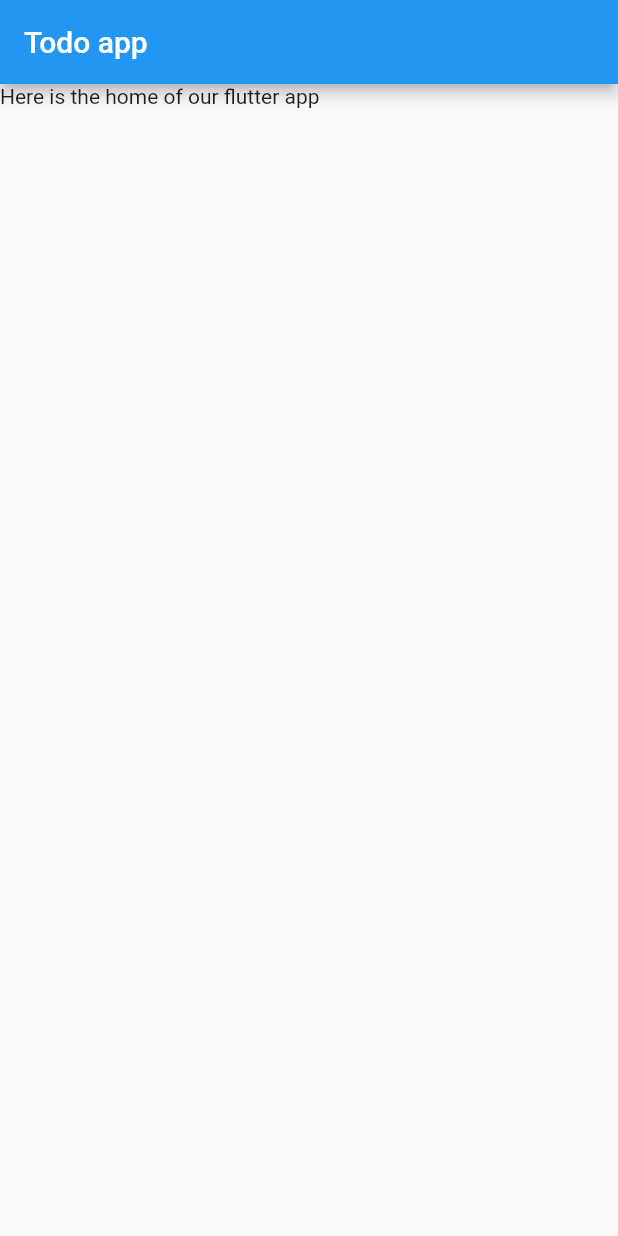
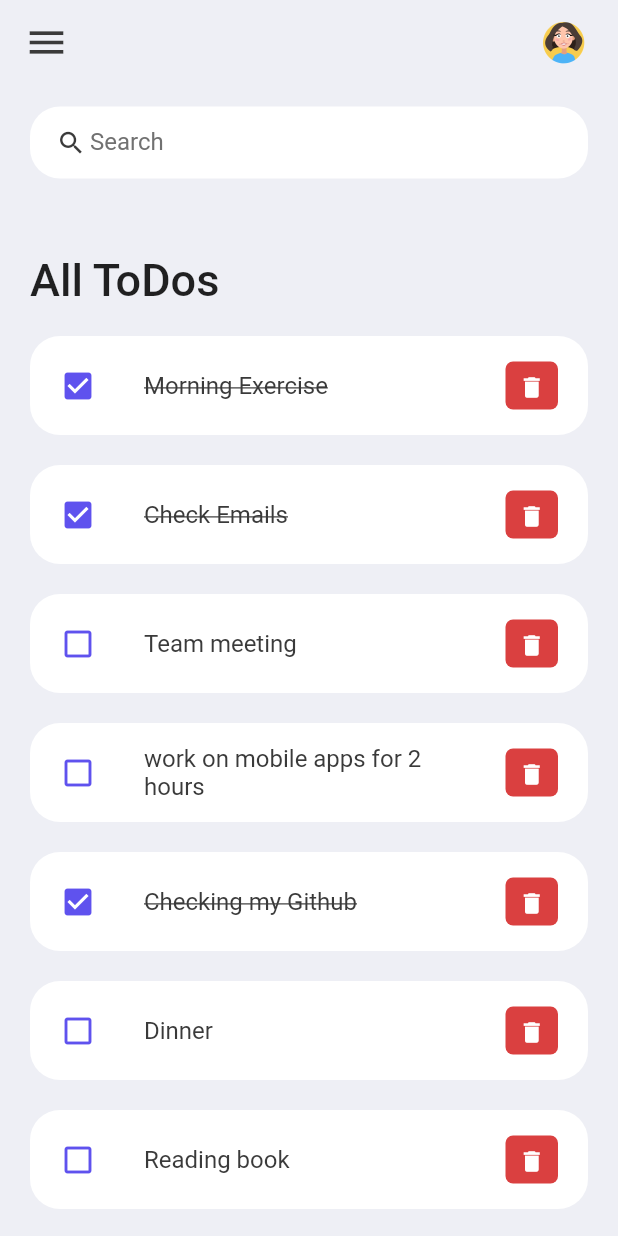
Before and after one commit to mezdourcheima/flutter_to_do, a Flutter app: the screen it shows after launch, on a phone screen of 412 x 824 dp. Run offline on Flutter 3.47's test engine with Material 2 defaults, Android fonts, the phone set to English and light mode, and no system bars.

Commit message:
UI : Finish All ToDos Items

```diff
--- a/lib/constants/colors.dart
+++ b/lib/constants/colors.dart
@@ -0,0 +1,9 @@
+import 'package:flutter/material.dart';
+
+const Color tdRed = Color(0xFFDA4040);
+const Color tdBlue = Color(0xFF5F52EE);
+
+const Color tdBlack = Color(0xFF3A3A3A);
+const Color tdGrey = Color(0xFF717171);
+
+const Color tdBGColor = Color(0xFFEEEFF5);
--- a/lib/main.dart
+++ b/lib/main.dart
@@ -1,4 +1,5 @@
 import 'package:flutter/material.dart';
+import 'package:flutter/services.dart';
 import 'package:flutter_todo_app/screens/home.dart';
 
 void main() {
@@ -6,12 +7,15 @@
 }
 
 class MyApp extends StatelessWidget {
-  const MyApp( {Key? key }) : super(key:key);
+  const MyApp({Key? key}) : super(key: key);
 
   // This widget is the root of your application.
   @override
   Widget build(BuildContext context) {
+    SystemChrome.setSystemUIOverlayStyle(
+        SystemUiOverlayStyle(statusBarColor: Colors.transparent));
     return MaterialApp(
+      debugShowCheckedModeBanner: false,
       title: 'Todo app ',
       home: Home(),
     );
--- /dev/null
+++ b/lib/model/todo.dart
@@ -0,0 +1,34 @@
+import 'package:flutter/material.dart';
+
+class ToDo {
+  String? id;
+  String? todoText;
+  bool isDone;
+
+  ToDo({
+    required this.id,
+    required this.todoText,
+    this.isDone = false,
+  });
+
+  static List<ToDo> todoList() {
+    return [
+      ToDo(id: '01', todoText: 'Morning Exercise', isDone: true),
+      ToDo(id: '02', todoText: 'Check Emails', isDone: true),
+      ToDo(
+        id: '03',
+        todoText: 'Team meeting',
+      ),
+      ToDo(id: '04', todoText: 'work on mobile apps for 2 hours'),
+      ToDo(id: '05', todoText: 'Checking my Github', isDone: true),
+      ToDo(
+        id: '06',
+        todoText: 'Dinner',
+      ),
+      ToDo(
+        id: '07',
+        todoText: 'Reading book',
+      ),
+    ];
+  }
+}
--- a/lib/screens/home.dart
+++ b/lib/screens/home.dart
@@ -1,18 +1,95 @@
 import 'package:flutter/material.dart';
+import 'package:flutter_todo_app/constants/colors.dart';
 
+import '../model/todo.dart';
+import '../widgets/todo_item.dart';
 
 class Home extends StatelessWidget {
-  const Home( {Key? key }) : super(key:key);
+   Home({Key? key}) : super(key: key);
+
+  final todosList = ToDo.todoList();
 
   @override
   Widget build(BuildContext context) {
     return Scaffold(
+      backgroundColor: tdBGColor,
+      appBar: _buildAppBar(),
+      body: Container(
+        padding: EdgeInsets.symmetric(horizontal: 20, vertical: 15),
+        child: Column(
+          children: [
+            searchbox(),
+            Expanded(
+              child: ListView(
+                children: [
+                  Container(
+                    margin: EdgeInsets.only(top: 50, bottom: 20),
+                    child: Text(
+                      'All ToDos',
+                      style: TextStyle(
+                        fontSize: 30,
+                        fontWeight: FontWeight.w500,
+                      ),
+                    ),
+                  ),
+                  for (ToDo todoo in todosList)
+                    ToDoItem(
+                      todo: todoo,
+                    ),
+                ],
+              ),
+            ),
+          ],
+        ),
+      ),
+    );
+  }
 
-      appBar: AppBar(
-        title: Text("Todo app"),
+  Widget searchbox() {
+    return Container(
+      padding: EdgeInsets.symmetric(horizontal: 15),
+      decoration: BoxDecoration(
+          color: Colors.white, borderRadius: BorderRadius.circular(20)),
+      child: TextField(
+        decoration: InputDecoration(
+          contentPadding: EdgeInsets.all(0),
+          prefixIcon: Icon(
+            Icons.search,
+            color: tdBlack,
+            size: 20,
+          ),
+          prefixIconConstraints: BoxConstraints(
+            maxHeight: 20,
+            minWidth: 25,
+          ),
+          border: InputBorder.none,
+          hintText: 'Search',
+          hintStyle: TextStyle(color: tdGrey),
+        ),
       ),
-      body: Container(
-        child: Text("Here is the home of our flutter app"),
+    );
+  }
+
+  AppBar _buildAppBar() {
+    return AppBar(
+      backgroundColor: tdBGColor,
+      elevation: 0,
+      title: Row(
+        mainAxisAlignment: MainAxisAlignment.spaceBetween,
+        children: [
+          Icon(
+            Icons.menu,
+            color: tdBlack,
+            size: 30,
+          ),
+          Container(
+            height: 40,
+            width: 40,
+            child: ClipRRect(
+              child: Image.asset('lib/assets/avatar.png'),
+            ),
+          ),
+        ],
       ),
     );
   }
--- /dev/null
+++ b/lib/widgets/todo_item.dart
@@ -0,0 +1,57 @@
+import 'package:flutter/material.dart';
+import 'package:flutter/src/widgets/framework.dart';
+import 'package:flutter/widgets.dart';
+import 'package:flutter_todo_app/constants/colors.dart';
+
+import '../model/todo.dart';
+
+class ToDoItem extends StatelessWidget {
+  final ToDo todo;
+
+  const ToDoItem({super.key, required this.todo});
+
+  @override
+  Widget build(BuildContext context) {
+    return Container(
+      margin: EdgeInsets.only(bottom: 20),
+      child: ListTile(
+        onTap: () {
+          print('Clicked on To DO Item');
+        },
+        shape: RoundedRectangleBorder(borderRadius: BorderRadius.circular(20)),
+        contentPadding: EdgeInsets.symmetric(horizontal: 20, vertical: 5),
+        tileColor: Colors.white,
+        leading: Icon(
+          todo.isDone? Icons.check_box: Icons.check_box_outline_blank,
+          color: tdBlue,
+        ),
+        title: Text(
+          todo.todoText!,
+          style: TextStyle(
+            fontSize: 16,
+            color: tdBlack,
+            decoration: todo.isDone? TextDecoration.lineThrough : null,
+          ),
+        ),
+        trailing: Container(
+          padding: EdgeInsets.all(0),
+          margin: EdgeInsets.symmetric(vertical: 12),
+          height: 35,
+          width: 35,
+          decoration: BoxDecoration(
+            color: tdRed,
+            borderRadius: BorderRadius.circular(5),
+          ),
+          child: IconButton(
+            color: Colors.white,
+            iconSize: 18,
+            icon: Icon(Icons.delete),
+            onPressed: () {
+              print('Clicked the delete button');
+            },
+          ),
+        ),
+      ),
+    );
+  }
+}
--- a/pubspec.yaml
+++ b/pubspec.yaml
@@ -59,8 +59,8 @@
   uses-material-design: true
 
   # To add assets to your application, add an assets section, like this:
-  # assets:
-  #   - images/a_dot_burr.jpeg
+  assets:
+     - lib/assets/avatar.png
   #   - images/a_dot_ham.jpeg
 
   # An image asset can refer to one or more resolution-specific "variants", see
```
Also changed, not shown: lib/assets/avatar.png (added).
